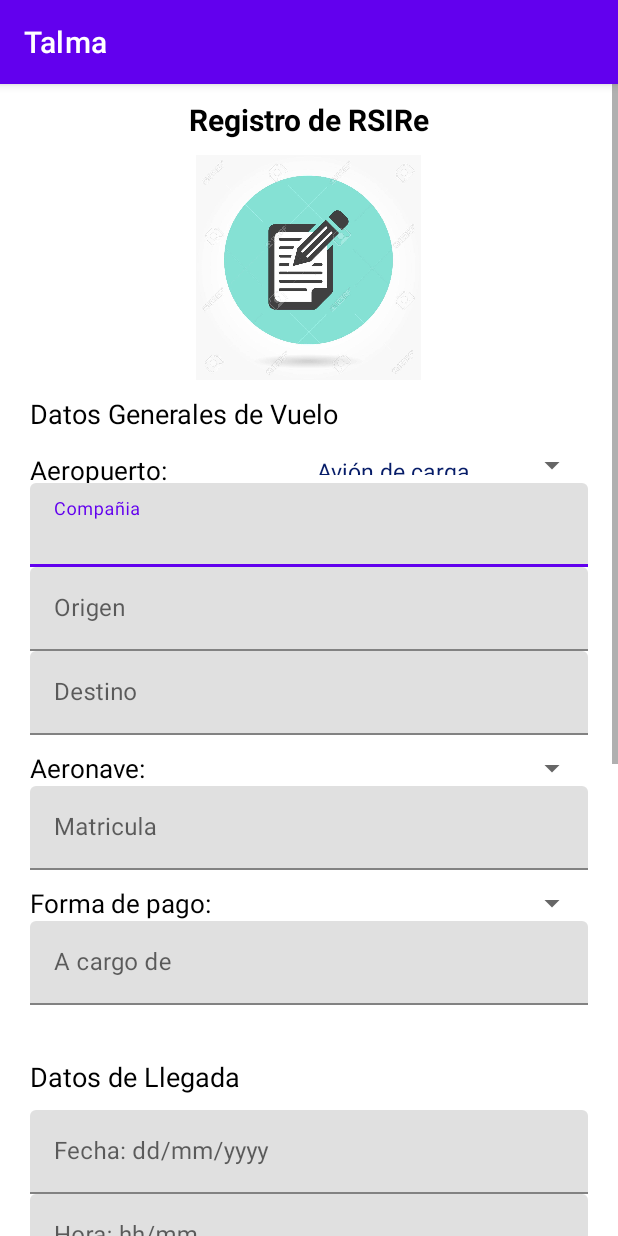
After one commit to jamescc2000/Talma, an Android app: the fragment RegitrarRsireFragment shown on its own in the app's theme, on a phone screen of 412 x 824 dp. The commit adds this screen. Run offline under Robolectric (Android 15) with nearby library versions, the phone set to English and light mode, and no system bars.

Commit message:
Registro de RSIRe

```diff
--- /dev/null
+++ b/app/src/main/java/com/example/talma/RegitrarRsireFragment.java
@@ -0,0 +1,55 @@
+package com.example.talma;
+
+import android.os.Bundle;
+
+import androidx.fragment.app.Fragment;
+
+import android.view.LayoutInflater;
+import android.view.View;
+import android.view.ViewGroup;
+import android.widget.ArrayAdapter;
+import android.widget.Spinner;
+
+
+public class RegitrarRsireFragment extends Fragment {
+
+    private Spinner sp_aeropuertos;
+    private Spinner sp_aeronaves;
+    private Spinner sp_pagos;
+
+    public RegitrarRsireFragment() {
+        // Required empty public constructor
+    }
+
+
+    @Override
+    public void onCreate(Bundle savedInstanceState) {
+        super.onCreate(savedInstanceState);
+
+    }
+
+    @Override
+    public View onCreateView(LayoutInflater inflater, ViewGroup container,
+                             Bundle savedInstanceState) {
+        // Inflate the layout for this fragment
+        View view = inflater.inflate(R.layout.fragment_regitrar_rsire, container, false);
+
+        sp_aeropuertos = (Spinner) view.findViewById(R.id.sp_aeropuertos);
+        sp_aeronaves = (Spinner) view.findViewById(R.id.sp_aeronaves);
+        sp_pagos = (Spinner) view.findViewById(R.id.sp_pagos);
+
+        String [] opciones_aeropuertos = {"Jorge Cahvez","Alfredo Rodríguez Ballón","Alfredo Mendívil Duarte","Armando Revoredo Iglesias", "Chiclayo", "Alejandro Velasco Astete de Cusco"};
+        ArrayAdapter<String> adapter_aeropuetos = new ArrayAdapter<String>(view.getContext(), R.layout.sp_aeropuertos,opciones_aeropuertos);
+        sp_aeropuertos.setAdapter(adapter_aeropuetos);
+
+        String [] opciones_aeronaves = {"Avión de carga", "Avion comercial"};
+        ArrayAdapter<String> adapter_aeronaves = new ArrayAdapter<String>(view.getContext(), R.layout.sp_aeronaves,opciones_aeronaves);
+        sp_aeropuertos.setAdapter(adapter_aeronaves);
+
+        String [] opciones_pagos = {"Avión de carga", "Avion comercial"};
+        ArrayAdapter<String> adapter_pagos = new ArrayAdapter<String>(view.getContext(), R.layout.sp_pagos,opciones_pagos);
+        sp_aeropuertos.setAdapter(adapter_pagos);
+
+        return view;
+    }
+}
--- a/app/src/main/res/layout/activity_login_empleados.xml
+++ b/app/src/main/res/layout/activity_login_empleados.xml
@@ -78,7 +78,7 @@
             android:layout_marginTop="10dp"
             android:background="@drawable/btn_personalizado"
             android:text="@string/btnIngresar"
-            app:backgroundtint="0071B9"
+            app:backgroundTint="@color/teal_700"
             android:textColor="#ffff" />
 
         <!--Boton Google-->
--- a/app/src/main/res/layout/fragment_perfil.xml
+++ b/app/src/main/res/layout/fragment_perfil.xml
@@ -5,10 +5,8 @@
     android:layout_height="match_parent"
     tools:context=".Fragmentos_empleados.PerfilFragment">
 
-    <!-- TODO: Update blank fragment layout -->
-    <TextView
+    <Spinner
+        android:id="@+id/spinner2"
         android:layout_width="match_parent"
-        android:layout_height="match_parent"
-        android:text="@string/hello_blank_fragment" />
-
+        android:layout_height="wrap_content" />
 </FrameLayout>
--- /dev/null
+++ b/app/src/main/res/layout/fragment_regitrar_rsire.xml
@@ -0,0 +1,381 @@
+<?xml version="1.0" encoding="utf-8"?>
+<ScrollView
+    xmlns:android="http://schemas.android.com/apk/res/android"
+    xmlns:app="http://schemas.android.com/apk/res-auto"
+    xmlns:tools="http://schemas.android.com/tools"
+    android:layout_width="match_parent"
+    android:layout_height="match_parent"
+    android:background="#fff"
+    tools:context=".RegitrarRsireFragment">
+
+    <androidx.appcompat.widget.LinearLayoutCompat
+        android:layout_width="match_parent"
+        android:layout_height="wrap_content"
+        android:padding="10dp"
+        android:orientation="vertical">
+
+        <!--Titulo-->
+        <TextView
+            android:layout_width="match_parent"
+            android:layout_height="wrap_content"
+            android:layout_gravity="center"
+            android:text="@string/txt_registro"
+            android:textAlignment="center"
+            android:textColor="#000"
+            android:textSize="20sp"
+            android:textStyle="bold" />
+
+        <!--Imagen-->
+        <androidx.appcompat.widget.AppCompatImageView
+            android:layout_width="150dp"
+            android:layout_height="150dp"
+            android:layout_marginTop="10dp"
+            android:layout_gravity="center"
+            android:src="@drawable/registro"/>
+
+        <!--Datos generales del vuelo-->
+    <androidx.appcompat.widget.LinearLayoutCompat
+        android:layout_width="match_parent"
+        android:layout_height="wrap_content"
+        android:orientation="vertical"
+        android:padding="10dp"
+        android:layout_marginBottom="15dp">
+
+        <!--Titulo-->
+        <TextView
+            android:layout_width="match_parent"
+            android:layout_height="wrap_content"
+            android:text="@string/txt_datos_generales"
+            android:textColor="#000"
+            android:textSize="18sp" />
+
+        <!--Aeropuerto-->
+        <androidx.appcompat.widget.LinearLayoutCompat
+            android:layout_width="match_parent"
+            android:layout_height="wrap_content"
+            android:layout_marginTop="10dp"
+            android:orientation="horizontal">
+
+            <TextView
+                android:layout_width="match_parent"
+                android:layout_height="wrap_content"
+                android:text="@string/txt_aeropueto"
+                android:layout_weight="2"
+                android:textSize="17sp"
+                android:textColor="#000"/>
+
+            <Spinner
+                android:id="@+id/sp_aeropuertos"
+                android:layout_width="match_parent"
+                android:layout_height="match_parent"
+                android:layout_weight="2"/>
+
+        </androidx.appcompat.widget.LinearLayoutCompat>
+
+        <!--Compañia-->
+        <com.google.android.material.textfield.TextInputLayout
+            android:layout_width="match_parent"
+            android:layout_height="wrap_content">
+
+            <EditText
+                android:id="@+id/et_compañia"
+                android:hint="@string/txt_compañia"
+                android:inputType="textCapWords"
+                android:textColorHint="#000"
+                android:layout_width="match_parent"
+                android:layout_height="wrap_content"
+                android:importantForAutofill="no"/>
+
+        </com.google.android.material.textfield.TextInputLayout>
+
+        <!--Origen-->
+        <com.google.android.material.textfield.TextInputLayout
+            android:layout_width="match_parent"
+            android:layout_height="wrap_content">
+
+            <EditText
+                android:id="@+id/et_origen"
+                android:hint="@string/txt_origen"
+                android:inputType="textCapWords"
+                android:textColorHint="#000"
+                android:layout_width="match_parent"
+                android:layout_height="wrap_content"
+                android:importantForAutofill="no"/>
+
+        </com.google.android.material.textfield.TextInputLayout>
+
+        <!--Destino-->
+        <com.google.android.material.textfield.TextInputLayout
+            android:layout_width="match_parent"
+            android:layout_height="wrap_content">
+
+            <EditText
+                android:id="@+id/et_destino"
+                android:hint="@string/txt_destino"
+                android:inputType="textCapWords"
+                android:textColorHint="#000"
+                android:layout_width="match_parent"
+                android:layout_height="wrap_content"
+                android:importantForAutofill="no"/>
+
+        </com.google.android.material.textfield.TextInputLayout>
+
+        <!--Aeronaves-->
+        <androidx.appcompat.widget.LinearLayoutCompat
+            android:layout_width="match_parent"
+            android:layout_height="wrap_content"
+            android:layout_marginTop="10dp"
+            android:orientation="horizontal">
+
+            <TextView
+                android:layout_width="match_parent"
+                android:layout_height="wrap_content"
+                android:text="@string/txt_aeronave"
+                android:layout_weight="2"
+                android:textSize="17sp"
+                android:textColor="#000"/>
+
+            <Spinner
+                android:id="@+id/sp_aeronaves"
+                android:layout_width="match_parent"
+                android:layout_height="wrap_content"
+                android:layout_weight="2"/>
+
+        </androidx.appcompat.widget.LinearLayoutCompat>
+
+        <!--Matricula-->
+        <com.google.android.material.textfield.TextInputLayout
+            android:layout_width="match_parent"
+            android:layout_height="wrap_content">
+
+            <EditText
+                android:id="@+id/et_matricula"
+                android:hint="@string/txt_matricula"
+                android:inputType="textCapWords"
+                android:textColorHint="#000"
+                android:layout_width="match_parent"
+                android:layout_height="wrap_content"
+                android:importantForAutofill="no"/>
+
+        </com.google.android.material.textfield.TextInputLayout>
+
+        <!--Forma de Pago-->
+        <androidx.appcompat.widget.LinearLayoutCompat
+            android:layout_width="match_parent"
+            android:layout_height="wrap_content"
+            android:layout_marginTop="10dp"
+            android:orientation="horizontal">
+
+            <TextView
+                android:layout_width="match_parent"
+                android:layout_height="wrap_content"
+                android:text="@string/txt_pago"
+                android:layout_weight="2"
+                android:textSize="17sp"
+                android:textColor="#000"/>
+
+            <Spinner
+                android:id="@+id/sp_pagos"
+                android:layout_width="match_parent"
+                android:layout_height="wrap_content"
+                android:layout_weight="2"/>
+
+        </androidx.appcompat.widget.LinearLayoutCompat>
+
+        <!--A cargo de-->
+        <com.google.android.material.textfield.TextInputLayout
+            android:layout_width="match_parent"
+            android:layout_height="wrap_content">
+
+            <EditText
+                android:id="@+id/et_a_cargo_de"
+                android:hint="@string/txt_a_cargo_de"
+                android:inputType="textCapWords"
+                android:textColorHint="#000"
+                android:layout_width="match_parent"
+                android:layout_height="wrap_content"
+                android:importantForAutofill="no"/>
+
+        </com.google.android.material.textfield.TextInputLayout>
+
+    </androidx.appcompat.widget.LinearLayoutCompat>
+
+        <!--Datos de llegada-->
+    <androidx.appcompat.widget.LinearLayoutCompat
+        android:layout_width="match_parent"
+        android:layout_height="wrap_content"
+        android:orientation="vertical"
+        android:padding="10dp"
+        android:layout_marginBottom="15dp">
+
+        !--Titulo-->
+        <TextView
+            android:layout_width="match_parent"
+            android:layout_height="wrap_content"
+            android:text="@string/txt_datos_llegada"
+            android:textColor="#000"
+            android:textSize="18sp"/>
+
+        <!--Fecha-->
+        <com.google.android.material.textfield.TextInputLayout
+            android:layout_width="match_parent"
+            android:layout_height="wrap_content"
+            android:layout_marginTop="10dp">
+
+            <EditText
+                android:id="@+id/et_fecha_llegada"
+                android:hint="@string/txt_fecha"
+                android:inputType="date"
+                android:textColorHint="#000"
+                android:layout_width="match_parent"
+                android:layout_height="wrap_content"
+                android:importantForAutofill="no"/>
+
+        </com.google.android.material.textfield.TextInputLayout>
+
+        <!--Hora-->
+        <com.google.android.material.textfield.TextInputLayout
+            android:layout_width="match_parent"
+            android:layout_height="wrap_content">
+
+            <EditText
+                android:id="@+id/et_hora_llegada"
+                android:hint="@string/txt_hora"
+                android:inputType="time"
+                android:textColorHint="#000"
+                android:layout_width="match_parent"
+                android:layout_height="wrap_content"
+                android:importantForAutofill="no"/>
+
+        </com.google.android.material.textfield.TextInputLayout>
+
+        <!--N° vuelo-->
+        <com.google.android.material.textfield.TextInputLayout
+            android:layout_width="match_parent"
+            android:layout_height="wrap_content">
+
+            <EditText
+                android:id="@+id/et_nvuelo_llegada"
+                android:hint="@string/txt_nvuelo"
+                android:inputType="number"
+                android:textColorHint="#000"
+                android:layout_width="match_parent"
+                android:layout_height="wrap_content"
+                android:importantForAutofill="no"/>
+
+        </com.google.android.material.textfield.TextInputLayout>
+
+        <!--N° vuelo-->
+        <com.google.android.material.textfield.TextInputLayout
+            android:layout_width="match_parent"
+            android:layout_height="wrap_content">
+
+            <EditText
+                android:id="@+id/et_pea_llegada"
+                android:hint="@string/txt_pea"
+                android:inputType="textCapWords"
+                android:textColorHint="#000"
+                android:layout_width="match_parent"
+                android:layout_height="wrap_content"
+                android:importantForAutofill="no"/>
+
+        </com.google.android.material.textfield.TextInputLayout>
+
+    </androidx.appcompat.widget.LinearLayoutCompat>
+
+        <!--Datos de salida-->
+        <androidx.appcompat.widget.LinearLayoutCompat
+            android:layout_width="match_parent"
+            android:layout_height="wrap_content"
+            android:orientation="vertical"
+            android:padding="10dp"
+            android:layout_marginBottom="15dp">
+
+            !--Titulo-->
+            <TextView
+                android:layout_width="match_parent"
+                android:layout_height="wrap_content"
+                android:text="@string/txt_datos_salida"
+                android:textColor="#000"
+                android:textSize="18sp" />
+
+            <!--Fecha-->
+            <com.google.android.material.textfield.TextInputLayout
+                android:layout_width="match_parent"
+                android:layout_height="wrap_content"
+                android:layout_marginTop="10dp">
+
+                <EditText
+                    android:id="@+id/et_fecha_salida"
+                    android:hint="@string/txt_fecha"
+                    android:inputType="date"
+                    android:textColorHint="#000"
+                    android:layout_width="match_parent"
+                    android:layout_height="wrap_content"
+                    android:importantForAutofill="no"/>
+
+            </com.google.android.material.textfield.TextInputLayout>
+
+            <!--Hora-->
+            <com.google.android.material.textfield.TextInputLayout
+                android:layout_width="match_parent"
+                android:layout_height="wrap_content">
+
+                <EditText
+                    android:id="@+id/et_hora_salida"
+                    android:hint="@string/txt_hora"
+                    android:inputType="time"
+                    android:textColorHint="#000"
+                    android:layout_width="match_parent"
+                    android:layout_height="wrap_content"
+                    android:importantForAutofill="no"/>
+
+            </com.google.android.material.textfield.TextInputLayout>
+
+            <!--N° vuelo-->
+            <com.google.android.material.textfield.TextInputLayout
+                android:layout_width="match_parent"
+                android:layout_height="wrap_content">
+
+                <EditText
+                    android:id="@+id/et_nvuelo_salida"
+                    android:hint="@string/txt_nvuelo"
+                    android:inputType="number"
+                    android:textColorHint="#000"
+                    android:layout_width="match_parent"
+                    android:layout_height="wrap_content"
+                    android:importantForAutofill="no"/>
+
+            </com.google.android.material.textfield.TextInputLayout>
+
+            <!--N° vuelo-->
+            <com.google.android.material.textfield.TextInputLayout
+                android:layout_width="match_parent"
+                android:layout_height="wrap_content">
+
+                <EditText
+                    android:id="@+id/et_pea_salida"
+                    android:hint="@string/txt_pea"
+                    android:inputType="textCapWords"
+                    android:textColorHint="#000"
+                    android:layout_width="match_parent"
+                    android:layout_height="wrap_content"
+                    android:importantForAutofill="no"/>
+
+            </com.google.android.material.textfield.TextInputLayout>
+
+        </androidx.appcompat.widget.LinearLayoutCompat>
+
+        <Button
+            android:id="@+id/btn_registarUsuario"
+            android:text="@string/regsitrarUsuario"
+            android:background="@drawable/btn_personalizado"
+            android:textColor="#fff"
+            android:layout_marginTop="15dp"
+            android:layout_width="match_parent"
+            android:layout_height="wrap_content"
+            app:backgroundTint="@color/teal_700"/>
+
+    </androidx.appcompat.widget.LinearLayoutCompat>
+
+</ScrollView>
--- a/app/src/main/res/layout/fragment_rsire.xml
+++ b/app/src/main/res/layout/fragment_rsire.xml
@@ -17,15 +17,16 @@
             android:orientation="vertical"
             android:padding="10dp">
 
+            <!--Titulo-->
             <TextView
                 android:layout_width="match_parent"
                 android:layout_height="wrap_content"
+                android:layout_marginBottom="5dp"
                 android:gravity="center"
                 android:text="@string/Rsire_titulo"
                 android:textColor="#000"
                 android:textSize="30sp"
-                android:textStyle="bold"
-                android:layout_marginBottom="5dp"/>
+                android:textStyle="bold" />
 
             <!--Imagen RSIRe-->
             <androidx.appcompat.widget.AppCompatImageView
@@ -36,13 +37,13 @@
                 android:layout_marginBottom="20dp"
                 android:src="@drawable/rsire_logo" />
 
-            <!--Botoon Registrar RSIRe-->
+            <!--Boton Registrar RSIRe-->
             <androidx.appcompat.widget.LinearLayoutCompat
                 android:layout_width="match_parent"
                 android:layout_height="wrap_content"
                 android:layout_marginTop="5sp"
-                android:orientation="horizontal"
-                android:layout_marginBottom="5dp">
+                android:layout_marginBottom="5dp"
+                android:orientation="horizontal">
 
                 <Button
                     android:id="@+id/btn_registrar_rsire"
@@ -52,17 +53,17 @@
                     android:background="@drawable/btn_personalizado"
                     android:text="@string/btn_Registrar_Rsire"
                     android:textAlignment="center"
-                    app:backgroundTint="@color/teal_700"/>
+                    app:backgroundTint="@color/teal_700" />
 
             </androidx.appcompat.widget.LinearLayoutCompat>
 
-            <!--Botoon Revisar Servicios-->
+            <!--Boton Revisar Servicios-->
             <androidx.appcompat.widget.LinearLayoutCompat
                 android:layout_width="match_parent"
                 android:layout_height="wrap_content"
                 android:layout_marginTop="5sp"
-                android:orientation="horizontal"
-                android:layout_marginBottom="5dp">
+                android:layout_marginBottom="5dp"
+                android:orientation="horizontal">
 
                 <Button
                     android:id="@+id/btn_revisar_servicios"
@@ -72,17 +73,17 @@
                     android:background="@drawable/btn_personalizado"
                     android:text="@string/btn_revisar_servicios"
                     android:textAlignment="center"
-                    app:backgroundTint="@color/teal_700"/>
+                    app:backgroundTint="@color/teal_700" />
 
             </androidx.appcompat.widget.LinearLayoutCompat>
 
-            <!--Botoon Atender Reclamos-->
+            <!--Boton Atender Reclamos-->
             <androidx.appcompat.widget.LinearLayoutCompat
                 android:layout_width="match_parent"
                 android:layout_height="wrap_content"
                 android:layout_marginTop="5sp"
-                android:orientation="horizontal"
-                android:layout_marginBottom="5dp">
+                android:layout_marginBottom="5dp"
+                android:orientation="horizontal">
 
                 <Button
                     android:id="@+id/btn_atender_reclamos"
@@ -96,6 +97,26 @@
 
             </androidx.appcompat.widget.LinearLayoutCompat>
 
+            <!--Boton Facturacion-->
+            <androidx.appcompat.widget.LinearLayoutCompat
+                android:layout_width="match_parent"
+                android:layout_height="wrap_content"
+                android:layout_marginTop="5sp"
+                android:layout_marginBottom="5dp"
+                android:orientation="horizontal">
+
+                <Button
+                    android:id="@+id/btn_facturacion"
+                    android:layout_width="match_parent"
+                    android:layout_height="match_parent"
+                    android:layout_weight="1"
+                    android:background="@drawable/btn_personalizado"
+                    android:text="@string/btn_facturacion"
+                    android:textAlignment="center"
+                    app:backgroundTint="@color/teal_700" />
+
+            </androidx.appcompat.widget.LinearLayoutCompat>
+
         </androidx.appcompat.widget.LinearLayoutCompat>
 
     </RelativeLayout>
--- /dev/null
+++ b/app/src/main/res/layout/sp_aeronaves.xml
@@ -0,0 +1,8 @@
+<?xml version="1.0" encoding="utf-8"?>
+<TextView
+    android:layout_height="match_parent"
+    android:layout_width="wrap_content"
+    android:textSize="15sp"
+    android:padding="5sp"
+    android:textColor="#061C68"
+    xmlns:android="http://schemas.android.com/apk/res/android"/>
--- /dev/null
+++ b/app/src/main/res/layout/sp_aeropuertos.xml
@@ -0,0 +1,8 @@
+<?xml version="1.0" encoding="utf-8"?>
+<TextView
+    android:layout_height="match_parent"
+    android:layout_width="wrap_content"
+    android:textSize="15sp"
+    android:padding="5sp"
+    android:textColor="#061C68"
+    xmlns:android="http://schemas.android.com/apk/res/android"/>
--- /dev/null
+++ b/app/src/main/res/layout/sp_pagos.xml
@@ -0,0 +1,8 @@
+<?xml version="1.0" encoding="utf-8"?>
+<TextView
+    android:layout_height="match_parent"
+    android:layout_width="wrap_content"
+    android:textSize="15sp"
+    android:padding="5sp"
+    android:textColor="#061C68"
+    xmlns:android="http://schemas.android.com/apk/res/android"/>
--- a/app/src/main/res/values/strings.xml
+++ b/app/src/main/res/values/strings.xml
@@ -23,11 +23,31 @@
     <!-- TODO: Remove or change this placeholder text -->
     <string name="hello_blank_fragment">Hello blank fragment</string>
 
-    <!--Menu de navegacion-->
+    <!--RSIRe Fragment-->
     <string name="btn_Registrar_Rsire">Registrar RSIRe</string>
     <string name="btn_revisar_servicios">Revisar Servicios</string>
     <string name="btn_atender_reclamos">Atender Reclamos</string>
+    <string name="btn_facturacion">Facturacion</string>
     <string name="Rsire_titulo">RSIRe</string>
+
+    <!--Registro de RSIRe Fragment-->
+    <string name="txt_registro">Registro de RSIRe</string>
+    <string name="txt_datos_generales">Datos Generales de Vuelo</string>
+    <string name="txt_datos_llegada">Datos de Llegada</string>
+    <string name="txt_datos_salida">Datos de Salida</string>
+    <string name="txt_aeropueto">Aeropuerto: </string>
+    <string name="txt_compañia">Compañia</string>
+    <string name="txt_origen">Origen</string>
+    <string name="txt_destino">Destino</string>
+    <string name="txt_aeronave">Aeronave: </string>
+    <string name="txt_matricula">Matricula</string>
+    <string name="txt_a_cargo_de">A cargo de</string>
+    <string name="txt_pago">Forma de pago: </string>
+    <string name="txt_fecha">Fecha: dd/mm/yyyy</string>
+    <string name="txt_hora">Hora: hh/mm</string>
+    <string name="txt_nvuelo">N° vuelo</string>
+    <string name="txt_pea">PEA</string>
+    <string name="regsitrarUsuario">Registrarme</string>
 
 
 </resources>
```
